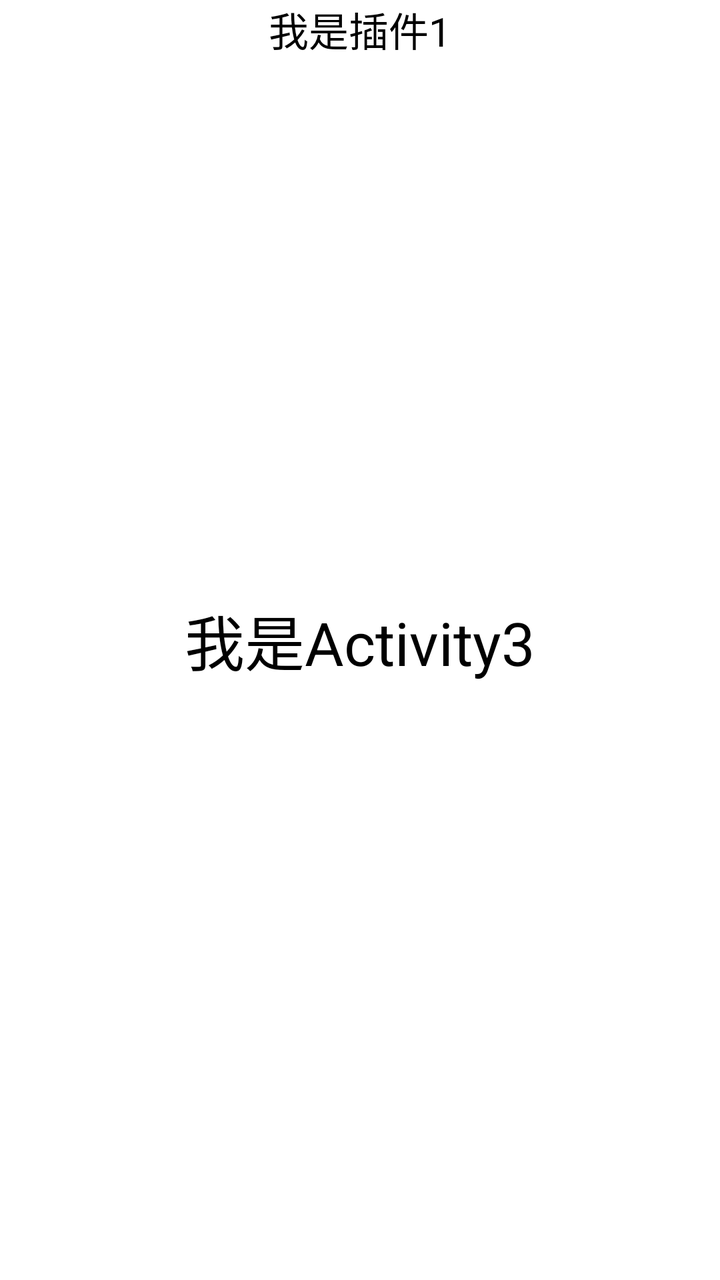
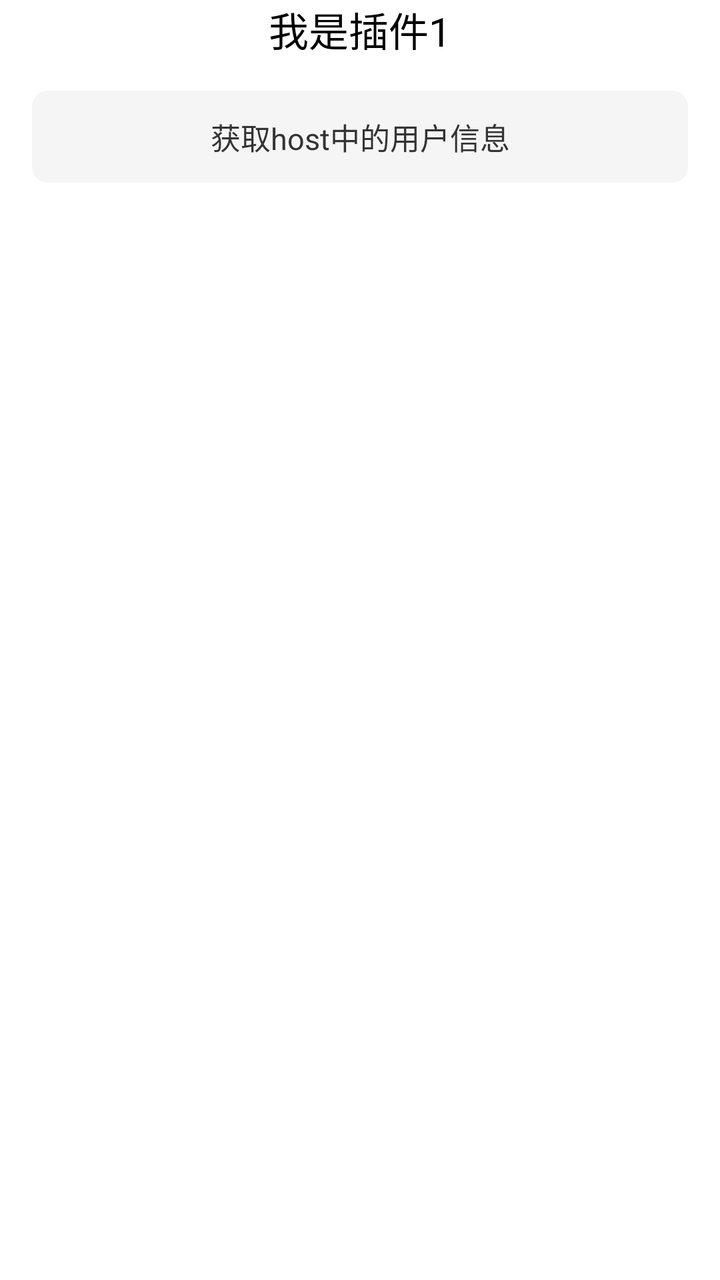

Compare the two renders of this Android layout. The source of the first and the diff that turns it into the second are given below.
<!-- AndroidManifest.xml: application theme Theme.AppCompat.NoActionBar -->
<!-- res/layout/acticity_main3.xml -->
<?xml version="1.0" encoding="utf-8"?>
<RelativeLayout xmlns:android="http://schemas.android.com/apk/res/android"
    android:layout_width="match_parent"
    android:background="#FFFFFF"
    android:layout_height="match_parent">

    <TextView
        android:layout_width="wrap_content"
        android:layout_height="wrap_content"
        android:textColor="#000000"
        android:layout_centerHorizontal="true"
        android:textSize="20sp"
        android:text="我是插件1" />

    <TextView
        android:layout_width="wrap_content"
        android:text="我是Activity3"
        android:textColor="#000000"
        android:textSize="30sp"
        android:layout_centerInParent="true"
        android:layout_height="wrap_content"/>
</RelativeLayout>
<!-- resources referenced by this layout -->
<resources>

</resources>

<!-- the commit's change to res/layout/acticity_main3.xml (unified diff, before → after) -->
@@ -1,22 +1,42 @@
 <?xml version="1.0" encoding="utf-8"?>
-<RelativeLayout xmlns:android="http://schemas.android.com/apk/res/android"
+<LinearLayout xmlns:android="http://schemas.android.com/apk/res/android"
     android:layout_width="match_parent"
     android:background="#FFFFFF"
+    android:orientation="vertical"
     android:layout_height="match_parent">
 
     <TextView
         android:layout_width="wrap_content"
         android:layout_height="wrap_content"
+        android:layout_gravity="center_horizontal"
         android:textColor="#000000"
         android:layout_centerHorizontal="true"
         android:textSize="20sp"
         android:text="我是插件1" />
 
+
+
     <TextView
-        android:layout_width="wrap_content"
-        android:text="我是Activity3"
-        android:textColor="#000000"
-        android:textSize="30sp"
-        android:layout_centerInParent="true"
+        android:id="@+id/tv_get_user_info"
+        android:layout_width="match_parent"
+        android:textSize="15sp"
+        android:paddingVertical="12dp"
+        android:layout_marginHorizontal="16dp"
+        android:layout_marginTop="16dp"
+        android:background="@drawable/shape_003"
+        android:textColor="#333333"
+        android:gravity="center"
+        android:text="获取host中的用户信息"
         android:layout_height="wrap_content"/>
-</RelativeLayout>
+
+
+    <TextView
+        android:id="@+id/tv_user_info"
+        android:textSize="15sp"
+        android:textColor="#333333"
+        android:layout_marginHorizontal="16dp"
+        android:layout_marginTop="16dp"
+        android:layout_width="match_parent"
+        android:layout_height="wrap_content"/>
+
+</LinearLayout>
<!-- resource entries referenced after the edit -->
@@ -1,5 +1,10 @@
 <!-- resources referenced by this layout -->
 <resources>
-
+  <!-- drawable shape_003 (drawable) -->
+  <?xml version="1.0" encoding="utf-8"?>
+  <shape xmlns:android="http://schemas.android.com/apk/res/android">
+      <corners android:radius="8dp"/>
+     <solid android:color="#f5f5f5"/>
+  </shape>
 </resources>
 
